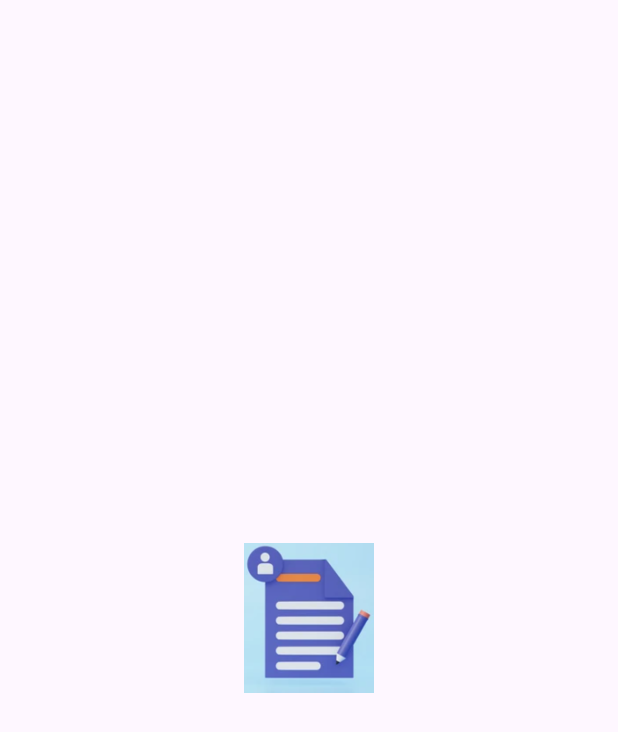
After one commit to BKSANO/MemoRise, a Flutter app: the Splash screen opened directly, on a phone screen of 412 x 824 dp. The commit adds this screen. Shown: the top 732 px of the screen. Run offline on Flutter 3.47's test engine with Material 3 defaults, Android fonts, the phone set to English and light mode, and no system bars.

Commit message:
feature splash

```diff
--- a/lib/main.dart
+++ b/lib/main.dart
@@ -5,6 +5,7 @@ import 'package:flutter/widgets.dart';
 import 'package:notepad_application/Notesbuttons.dart';
 import 'package:notepad_application/model/note.dart';
 import 'package:notepad_application/notesfile.dart';
+// import 'package:notepad_application/splash.dart';
 
 
 void main() {
@@ -25,7 +26,8 @@ class MyApp extends StatelessWidget {
         useMaterial3: true,
       ),
       debugShowCheckedModeBanner: false,
-      home: const MyHomePage(title: 'No...',),
+      home: const MyHomePage(title: 'Memo Rise',),
+      // home: const Splash(),
     );
   }
 }
--- /dev/null
+++ b/lib/splash.dart
@@ -0,0 +1,38 @@
+import 'dart:async';
+
+import 'package:flutter/material.dart';
+import 'package:notepad_application/main.dart';
+
+class Splash extends StatefulWidget{
+  const Splash({super.key});
+
+  @override
+  State<Splash> createState() => _SplashState();
+
+
+}
+
+class _SplashState extends State<Splash> {
+
+  @override
+  void initState(){
+    super.initState();
+
+    Timer(const Duration(seconds: 3), (){
+      Navigator.pushReplacement(context, MaterialPageRoute(builder: (context)=>const MyApp()));
+    });
+  }
+
+  @override
+  Widget build(BuildContext context) {
+    return Scaffold(
+      body:Center(
+        child: Container(
+          // color: Color.fromARGB(255, 160, 203, 239),
+          width: 100,
+          height: 100,
+          child: Image.asset('assets/images/memoriseImage.png')),
+      )
+    );
+  }
+}
--- a/pubspec.yaml
+++ b/pubspec.yaml
@@ -59,10 +59,8 @@ flutter:
   uses-material-design: true
 
   # To add assets to your application, add an assets section, like this:
-  # assets:
-  #   - images/a_dot_burr.jpeg
-  #   - images/a_dot_ham.jpeg
-
+  assets:
+    - assets/images/memoriseImage.png
   # An image asset can refer to one or more resolution-specific "variants", see
   # https://flutter.dev/assets-and-images/#resolution-aware
 
```
Also changed, not shown: assets/images/memoriseImage.png (added).
